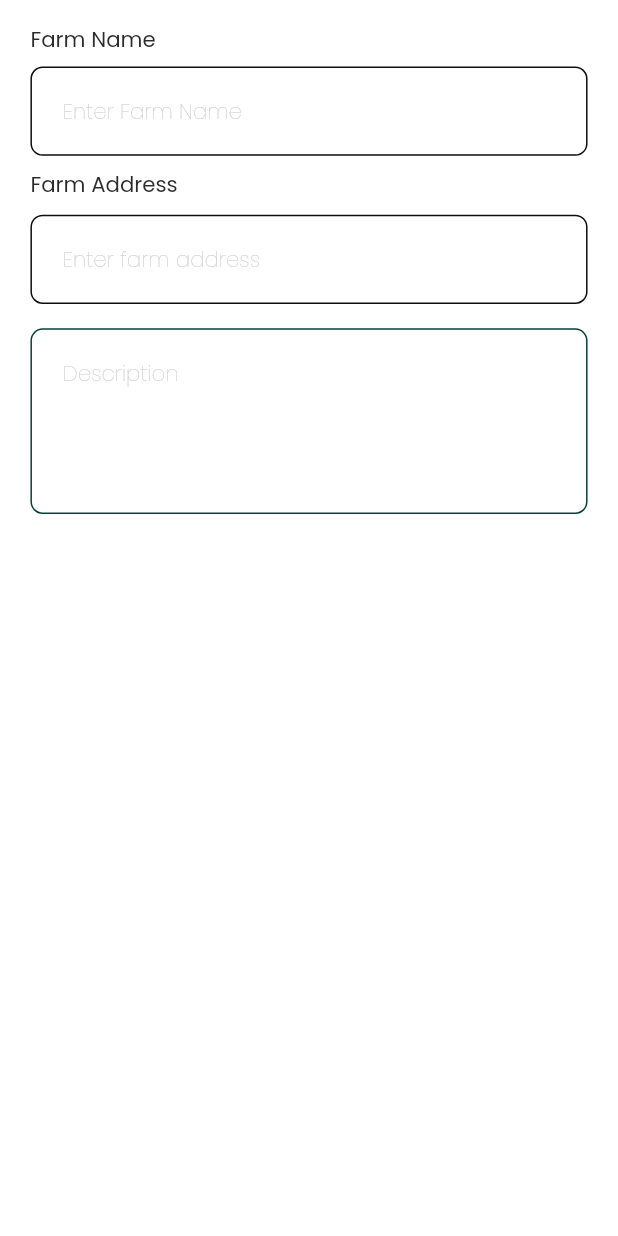
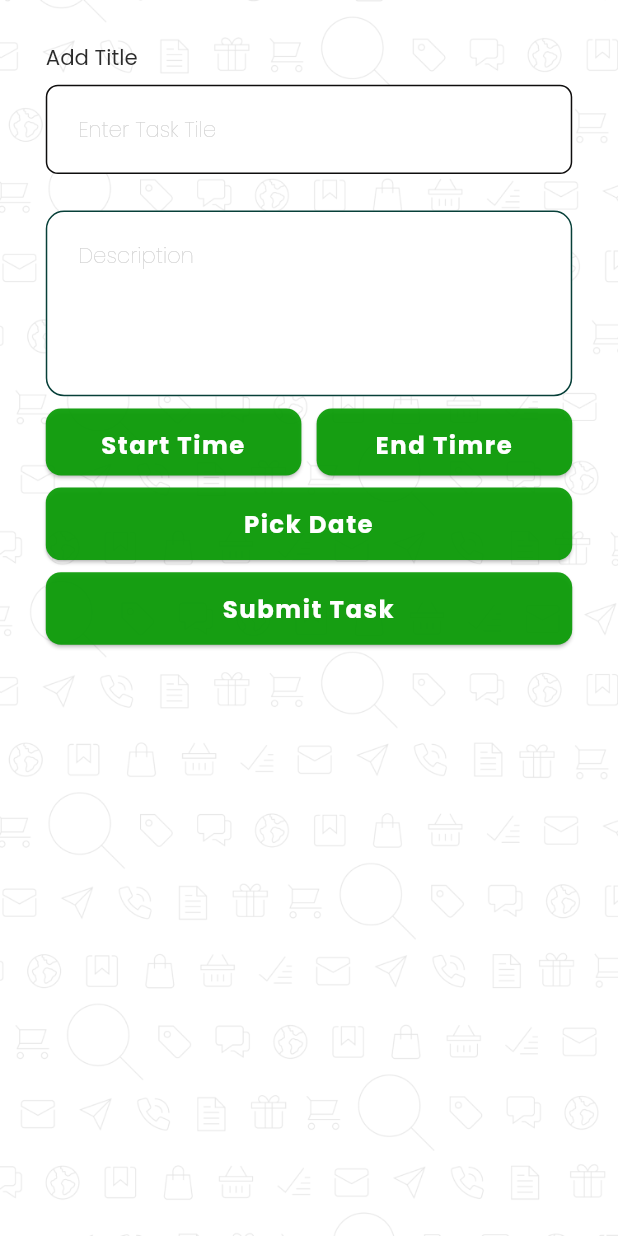
Before and after one commit to DreXuri/TajApp, a Flutter app: the AddTask screen opened by its route, on a phone screen of 412 x 824 dp. Run offline on Flutter 3.47's test engine with Material 2 defaults, Android fonts, the phone set to English and light mode, and no system bars; drawn by our look-alikes of dynamic_color, smooth_page_indicator; our stand-ins replace flutter_riverpod, flutter_screenutil, flutter_svg, flutter_vector_icons, freezed_annotation, google_fonts and 9 more; missing offline and left inert: dart:ffi; accounts and stored records are empty; generated files the repository leaves out were written again.

Commit message:
add task  page

```diff
--- a/lib/general/widgets/button.dart
+++ b/lib/general/widgets/button.dart
@@ -51,13 +51,13 @@ class PrimaryButton extends StatelessWidget {
                   AppConst.kListItemBackgroundColor.withOpacity(0.38),
               padding: padding ??
                   EdgeInsets.symmetric(
-                      vertical: child != null ? 12.h : 14.h, horizontal: 32.w),
+                      vertical: child != null ? 10.h : 12.h, horizontal: 28.w),
               shape: RoundedRectangleBorder(
                 side: BorderSide(
                   color: borderColor ?? Colors.transparent,
                 ),
                 borderRadius: BorderRadius.circular(
-                  borderRadius ?? 4.r,
+                  borderRadius ?? 10.r,
                 ),
               ),
             ),
--- a/lib/general/widgets/message_textfield.dart
+++ b/lib/general/widgets/message_textfield.dart
@@ -70,7 +70,7 @@ class MessageTextField extends StatelessWidget {
           border: inputBorder,
           focusedBorder: OutlineInputBorder(
               borderSide: BorderSide(color: borderColor),
-              borderRadius: BorderRadius.circular(8.0.r)),
+              borderRadius: BorderRadius.circular(12.0.r)),
           contentPadding: EdgeInsets.symmetric(
               vertical: verticalContentPadding ?? 18.0.h, horizontal: 16.0.w),
           hintText: hintText,
@@ -94,10 +94,10 @@ class MessageTextField extends StatelessWidget {
           ),
           enabledBorder: OutlineInputBorder(
               borderSide: const BorderSide(color: AppConst.kBorderColor),
-              borderRadius: BorderRadius.circular(8.0.r)),
+              borderRadius: BorderRadius.circular(12.0.r)),
           errorBorder: OutlineInputBorder(
               borderSide: const BorderSide(color: AppConst.kPrimaryRed),
-              borderRadius: BorderRadius.circular(8.0)),
+              borderRadius: BorderRadius.circular(12.0)),
         ),
         onChanged: (String value) => onChanged?.call(value),
         validator: (String? value) => validator?.call(value),
@@ -168,7 +168,7 @@ class MultiLineCustomTextField extends StatelessWidget {
         isDense: true,
         focusedBorder: OutlineInputBorder(
             borderSide: const BorderSide(color: AppConst.kBorderColor),
-            borderRadius: BorderRadius.circular(12.0)),
+            borderRadius: BorderRadius.circular(122.0)),
         contentPadding:
             EdgeInsets.symmetric(vertical: 18.0.h, horizontal: 16.0.w),
         hintText: !enabled && initialValue != null ? null : hintText,
@@ -191,10 +191,10 @@ class MultiLineCustomTextField extends StatelessWidget {
         ),
         enabledBorder: OutlineInputBorder(
             borderSide: const BorderSide(color: AppConst.kBorderColor),
-            borderRadius: BorderRadius.circular(12.0)),
+            borderRadius: BorderRadius.circular(122.0)),
         errorBorder: OutlineInputBorder(
             borderSide: const BorderSide(color: AppConst.kPrimaryRed),
-            borderRadius: BorderRadius.circular(12.0)),
+            borderRadius: BorderRadius.circular(122.0)),
       ),
       onChanged: (String value) => onChanged?.call(value),
       validator: (String? value) => validator?.call(value),
--- a/lib/screens/home/views/add_tasks.dart
+++ b/lib/screens/home/views/add_tasks.dart
@@ -4,10 +4,13 @@ import 'package:flutter_screenutil/flutter_screenutil.dart';
 import 'package:flutter_svg/svg.dart';
 import 'package:todoapp/general/utils/color_constant.dart';
 import 'package:todoapp/general/utils/validator.dart';
+import 'package:todoapp/general/widgets/background_widget.dart';
+import 'package:todoapp/general/widgets/button.dart';
 import 'package:todoapp/general/widgets/custome_text.dart';
 import 'package:todoapp/general/widgets/height_space.dart';
 import 'package:todoapp/general/widgets/inputs.dart';
 import 'package:todoapp/general/widgets/message_textfield.dart';
+import 'package:todoapp/general/widgets/width_space.dart';
 
 class AddTask extends ConsumerStatefulWidget {
   static const routeName = '/add_farm';
@@ -29,42 +32,27 @@ class _AddTaskState extends ConsumerState<AddTask> {
   @override
   Widget build(BuildContext context) {
     return Scaffold(
-      body: Form(
+      body: Background(
+        child: Form(
           key: _addTaskFormKey,
           child: Padding(
-          padding: EdgeInsets.symmetric(horizontal: 20.h, vertical: 15.h),
+            padding: EdgeInsets.symmetric(horizontal: 3.h, vertical: 2.h),
             child: ListView(
               children: [
                 CustomText(
-                data: 'Farm Name',
+                  data: 'Add Title',
                   textAlign: TextAlign.start,
                   fontSize: 14.sp,
                   fontWeight: FontWeight.w400,
                 ),
-              HeightSpace(),
+                const HeightSpace(),
                 InputWidget(
                   controller: _farmNameController,
-                hintText: 'Enter Farm Name',
+                  hintText: 'Enter Task Tile',
                   hasLabel: false,
                   validator: (p0) => InputValidator.validateEmpty(value: p0!),
                 ),
-              HeightSpace(),
-              CustomText(
-                data: 'Farm Address',
-                textAlign: TextAlign.start,
-                fontSize: 14.sp,
-                fontWeight: FontWeight.w400,
-              ),
-              HeightSpace(),
-              Padding(
-                padding: const EdgeInsets.only(top: 2.0),
-                child: InputWidget(
-                  controller: _farmAddressController,
-                  hintText: 'Enter farm address',
-                  hasLabel: false,
-                  validator: (p0) => InputValidator.validateEmpty(value: p0!),
-                ),
-              ),
+                const HeightSpace(),
                 SizedBox(
                   width: double.infinity,
                   height: 140,
@@ -80,7 +68,41 @@ class _AddTaskState extends ConsumerState<AddTask> {
                     padding: EdgeInsets.only(left: 0, right: 0, top: 16.0.h),
                   ),
                 ),
+                const HeightSpace(),
+                SizedBox(
+                  height: 44.h,
+                  child: Row(
+                    children: [
+                      Expanded(
+                          child: PrimaryButton(
+                        hasOuterPadding: false,
+                        onPressed: () {},
+                        text: 'Start Time',
+                      )),
+                      const WidthSpace(),
+                      Expanded(
+                          child: PrimaryButton(
+                        hasOuterPadding: false,
+                        onPressed: () {},
+                        text: 'End Timre',
+                      )),
                     ],
+                  ),
+                ),
+                const HeightSpace(),
+                PrimaryButton(
+                  hasOuterPadding: false,
+                  onPressed: () {},
+                  text: 'Pick Date',
+                ),
+                const HeightSpace(),
+                PrimaryButton(
+                  hasOuterPadding: false,
+                  onPressed: () {},
+                  text: 'Submit Task',
+                )
+              ],
+            ),
           ),
         ),
       ),
```
Lines whose indentation alone changed are shown as unchanged.
